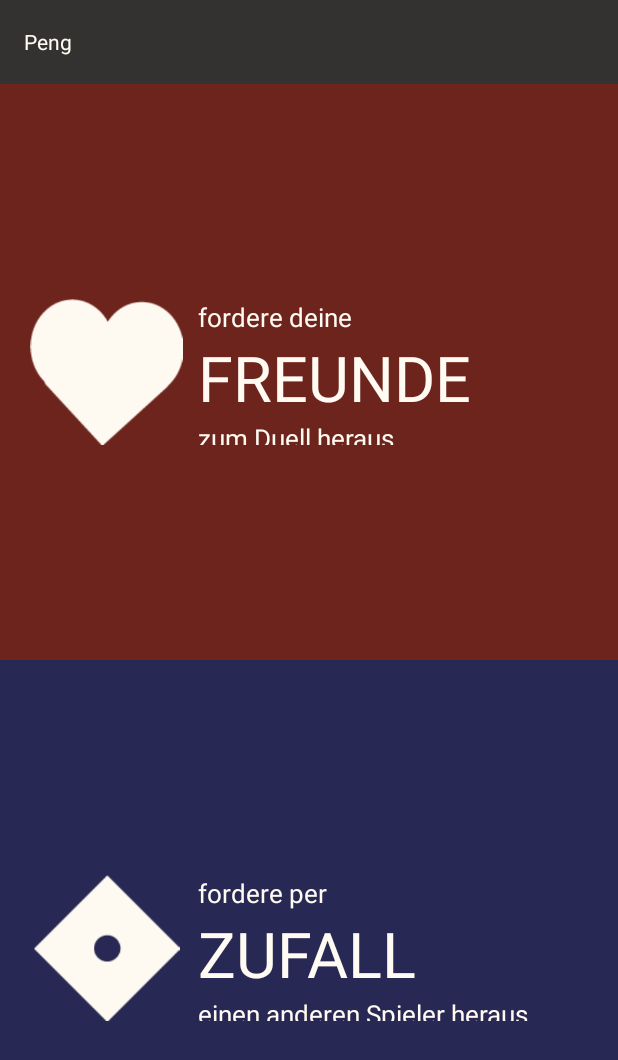
After one commit to yannickschuchmann/peng-android, an Android app: the NewDuelActivity screen opened directly, with no data from a screen before it, on a phone screen of 412 x 824 dp. The commit adds this screen. Shown: the top 1060 px of the screen. Run offline under Robolectric (Android 15) with nearby library versions, the light colour scheme and no system bars.

Commit message:
created newDuelActivity

```diff
--- a/app/src/main/AndroidManifest.xml
+++ b/app/src/main/AndroidManifest.xml
@@ -8,8 +8,7 @@
         android:allowBackup="true"
         android:icon="@mipmap/ic_launcher"
         android:label="@string/app_name"
-        android:theme="@style/AppTheme"
-            >
+        android:theme="@style/AppTheme" >
         <activity
             android:name=".MainActivity"
             android:label="@string/title_activity_main" >
@@ -27,6 +26,10 @@
             android:name=".RankingActivity"
             android:label="@string/title_activity_ranking" >
         </activity>
+        <activity
+            android:name=".NewDuelActivity"
+            android:label="@string/title_activity_new_duel" >
+        </activity>
     </application>
 
 </manifest>
--- /dev/null
+++ b/app/src/main/java/com/yannickschuchmann/peng/app/NewDuelActivity.java
@@ -0,0 +1,39 @@
+package com.yannickschuchmann.peng.app;
+
+import android.support.v7.app.ActionBarActivity;
+import android.os.Bundle;
+import android.view.Menu;
+import android.view.MenuItem;
+
+
+public class NewDuelActivity extends ActionBarActivity {
+
+    @Override
+    protected void onCreate(Bundle savedInstanceState) {
+        super.onCreate(savedInstanceState);
+        setContentView(R.layout.activity_new_duel);
+    }
+
+
+    @Override
+    public boolean onCreateOptionsMenu(Menu menu) {
+        // Inflate the menu; this adds items to the action bar if it is present.
+        getMenuInflater().inflate(R.menu.menu_new_duel, menu);
+        return true;
+    }
+
+    @Override
+    public boolean onOptionsItemSelected(MenuItem item) {
+        // Handle action bar item clicks here. The action bar will
+        // automatically handle clicks on the Home/Up button, so long
+        // as you specify a parent activity in AndroidManifest.xml.
+        int id = item.getItemId();
+
+        //noinspection SimplifiableIfStatement
+        if (id == R.id.action_settings) {
+            return true;
+        }
+
+        return super.onOptionsItemSelected(item);
+    }
+}
--- /dev/null
+++ b/app/src/main/res/layout/activity_new_duel.xml
@@ -0,0 +1,94 @@
+<RelativeLayout xmlns:android="http://schemas.android.com/apk/res/android"
+                xmlns:tools="http://schemas.android.com/tools"
+                android:layout_width="match_parent"
+                android:layout_height="match_parent"
+                tools:context="com.yannickschuchmann.peng.app.NewDuelActivity">
+    <android.support.v7.widget.Toolbar
+            android:id="@+id/activity_movies_toolbar"
+            android:layout_height="wrap_content"
+            android:layout_width="match_parent"
+            android:minHeight="?attr/actionBarSize"
+            android:background="@color/theme_primary"
+            >
+    <TextView
+            android:text="@string/app_name"
+            android:layout_width="wrap_content"
+            android:textColor="@color/theme_text_light"
+            android:layout_height="wrap_content"/>
+    </android.support.v7.widget.Toolbar>
+    <LinearLayout
+            android:orientation="vertical"
+            android:layout_width="fill_parent"
+            android:layout_height="fill_parent"
+            android:paddingTop="?attr/actionBarSize"
+            android:layout_centerHorizontal="true" android:layout_alignParentTop="true">
+        <FrameLayout
+                android:layout_width="match_parent"
+                android:layout_height="wrap_content" android:layout_gravity="center_horizontal"
+                android:layout_weight="1" android:background="@color/theme_accent" android:id="@+id/duel_friends">
+            <LinearLayout
+                    android:orientation="horizontal"
+                    android:layout_width="fill_parent"
+                    android:layout_height="wrap_content" android:gravity="center"
+                    android:paddingLeft="20dp" android:paddingRight="20dp" android:layout_gravity="center_vertical">
+                <ImageView
+                        android:layout_width="102dp"
+                        android:layout_height="97dp"
+                        android:id="@+id/imageView2" android:layout_gravity="center"
+                        android:src="@drawable/heart" android:layout_marginRight="10dp"/>
+                <LinearLayout
+                        android:orientation="vertical"
+                        android:layout_width="fill_parent"
+                        android:layout_height="fill_parent" android:gravity="center_vertical">
+                    <TextView
+                            android:layout_width="wrap_content"
+                            android:layout_height="wrap_content"
+                            android:textAppearance="?android:attr/textAppearanceSmall"
+                            android:text="fordere deine"
+                            android:id="@+id/textView2" android:textColor="@color/theme_text_light"
+                            android:textSize="17dp"/>
+                    <TextView
+                            android:layout_width="wrap_content"
+                            android:layout_height="wrap_content"
+                            android:textAppearance="?android:attr/textAppearanceLarge"
+                            android:text="Freunde"
+                            android:id="@+id/textView4" android:textColor="@color/theme_text_light"
+                            android:textSize="42dp"
+                            android:textAllCaps="true"/>
+                    <TextView android:layout_width="wrap_content" android:layout_height="wrap_content"
+                              android:textAppearance="?android:attr/textAppearanceSmall" android:text="zum Duell heraus."
+                              android:id="@+id/textView6" android:textColor="@color/theme_text_light"
+                              android:textSize="17dp"/>
+                </LinearLayout>
+            </LinearLayout>
+        </FrameLayout>
+        <FrameLayout
+                android:layout_width="match_parent"
+                android:layout_height="wrap_content" android:layout_gravity="center_horizontal"
+                android:layout_weight="1" android:background="@color/theme_accent_blue" android:id="@+id/duel_random">
+            <LinearLayout android:orientation="horizontal" android:layout_width="fill_parent"
+                          android:layout_height="wrap_content" android:gravity="center" android:paddingLeft="20dp"
+                          android:paddingRight="20dp" android:layout_gravity="center_vertical">
+                <ImageView android:layout_width="102dp" android:layout_height="97dp" android:id="@+id/imageView3"
+                           android:layout_gravity="center" android:src="@drawable/cube_with_hole"
+                           android:layout_marginRight="10dp"/>
+                <LinearLayout android:orientation="vertical" android:layout_width="fill_parent"
+                              android:layout_height="fill_parent" android:gravity="center_vertical">
+                    <TextView android:layout_width="wrap_content" android:layout_height="wrap_content"
+                              android:textAppearance="?android:attr/textAppearanceSmall" android:text="fordere per"
+                              android:id="@+id/textView7" android:textColor="@color/theme_text_light"
+                              android:textSize="17dp"/>
+                    <TextView android:layout_width="wrap_content" android:layout_height="wrap_content"
+                              android:textAppearance="?android:attr/textAppearanceLarge" android:text="Zufall"
+                              android:id="@+id/textView8" android:textColor="@color/theme_text_light"
+                              android:textSize="42dp" android:textAllCaps="true"/>
+                    <TextView android:layout_width="wrap_content" android:layout_height="wrap_content"
+                              android:textAppearance="?android:attr/textAppearanceSmall"
+                              android:text="einen anderen Spieler heraus." android:id="@+id/textView9"
+                              android:textColor="@color/theme_text_light" android:textSize="17dp"/>
+                </LinearLayout>
+            </LinearLayout>
+        </FrameLayout>
+    </LinearLayout>
+
+</RelativeLayout>
--- /dev/null
+++ b/app/src/main/res/menu/menu_new_duel.xml
@@ -0,0 +1,9 @@
+<menu xmlns:android="http://schemas.android.com/apk/res/android"
+      xmlns:app="http://schemas.android.com/apk/res-auto"
+      xmlns:tools="http://schemas.android.com/tools"
+      tools:context="com.yannickschuchmann.peng.app.NewDuelActivity">
+    <item android:id="@+id/action_settings"
+          android:title="@string/action_settings"
+          android:orderInCategory="100"
+          app:showAsAction="never"/>
+</menu>
--- a/app/src/main/res/values/colors.xml
+++ b/app/src/main/res/values/colors.xml
@@ -4,5 +4,6 @@
     <color name="theme_text_light">#FFFAF2</color>
     <color name="theme_text_gray">#4A6260</color>
     <color name="theme_accent">#6D241C</color>
+    <color name="theme_accent_blue">#272853</color>
     <color name="theme_window_background">#FFFAF2</color>
 </resources>
--- a/app/src/main/res/values/strings.xml
+++ b/app/src/main/res/values/strings.xml
@@ -19,4 +19,5 @@
 
 <!-- TODO: Remove or change this placeholder text -->
     <string name="hello_blank_fragment">Hello blank fragment</string>
+    <string name="title_activity_new_duel">NewDuelActivity</string>
 </resources>
```
Also changed, not shown: app/src/main/res/drawable/cube_with_hole.png (added), app/src/main/res/drawable/heart.png (added).
